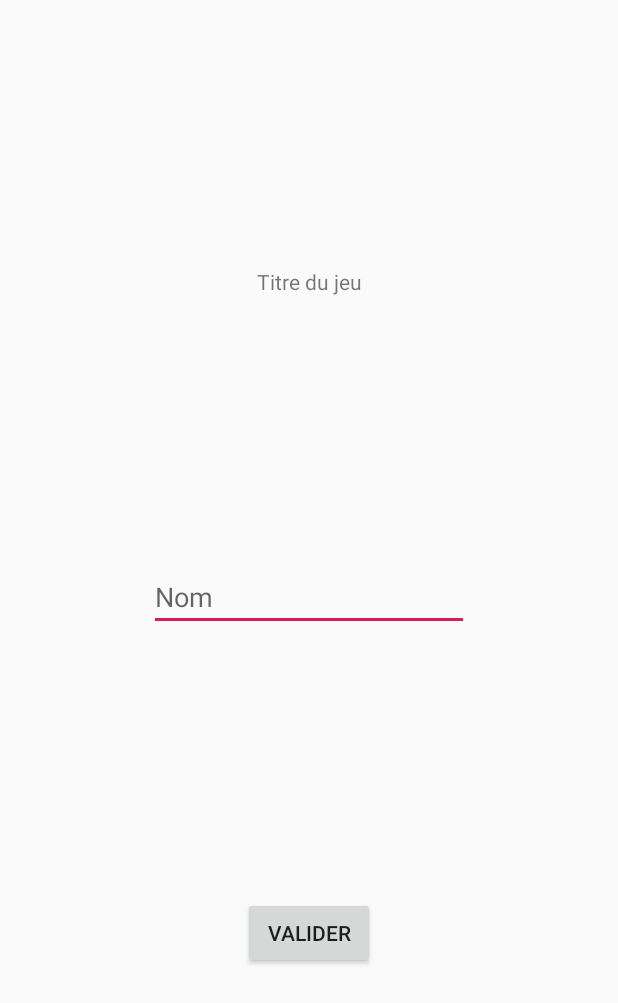
After one commit to Arkadamus/JeuDePiste, an Android app: the layout activity_login.xml on its own in the app's theme, with its tools: preview values and no code run, on a phone screen of 412 x 824 dp. The commit adds this screen. Shown: the top 1003 px of the screen. Run offline under Robolectric (Android 15) with nearby library versions, the phone set to English and light mode, and no system bars.

Commit message:
J'ai ajouté le login

```diff
--- a/app/src/main/java/com/example/testmap/MainActivity.java
+++ b/app/src/main/java/com/example/testmap/MainActivity.java
@@ -38,6 +38,7 @@ public class MainActivity extends AppCompatActivity implements LocationListener
     private LocationManager lm;
     private MapFragment mapFragment;
     private GoogleMap googleMap;
+    private String nom_joueur;
 
     ///Chargement et méthodes pour map
 
@@ -59,6 +60,8 @@ public class MainActivity extends AppCompatActivity implements LocationListener
             }
         });
 
+        nom_joueur=getIntent().getStringExtra("nom_du_joueur");
+        Toast.makeText(this,"Bonjour "+nom_joueur, Toast.LENGTH_LONG).show();
     }
 
     @Override
@@ -155,7 +158,7 @@ public class MainActivity extends AppCompatActivity implements LocationListener
         double longitude = location.getLongitude();
 
         //messagebox.show()
-        Toast.makeText(this,"Location : " + latitude + "/" + longitude, Toast.LENGTH_LONG).show();
+        //Toast.makeText(this,"Location : " + latitude + "/" + longitude, Toast.LENGTH_LONG).show();
         if(googleMap != null)
         {
             LatLng googleLocation = new LatLng(latitude,longitude);
--- /dev/null
+++ b/app/src/main/res/layout/activity_login.xml
@@ -0,0 +1,41 @@
+<?xml version="1.0" encoding="utf-8"?>
+<androidx.constraintlayout.widget.ConstraintLayout xmlns:android="http://schemas.android.com/apk/res/android"
+    xmlns:app="http://schemas.android.com/apk/res-auto"
+    xmlns:tools="http://schemas.android.com/tools"
+    android:layout_width="match_parent"
+    android:layout_height="match_parent"
+    tools:context=".LoginActivity">
+
+    <EditText
+        android:id="@+id/editText_nom"
+        android:layout_width="wrap_content"
+        android:layout_height="wrap_content"
+        android:ems="10"
+        android:hint="Nom"
+        android:inputType="textPersonName"
+        app:layout_constraintBottom_toTopOf="@+id/button"
+        app:layout_constraintEnd_toEndOf="parent"
+        app:layout_constraintStart_toStartOf="parent"
+        app:layout_constraintTop_toBottomOf="@+id/textView" />
+
+    <TextView
+        android:id="@+id/textView"
+        android:layout_width="wrap_content"
+        android:layout_height="wrap_content"
+        android:text="Titre du jeu"
+        app:layout_constraintBottom_toTopOf="@+id/editText_nom"
+        app:layout_constraintEnd_toEndOf="parent"
+        app:layout_constraintStart_toStartOf="parent"
+        app:layout_constraintTop_toTopOf="parent" />
+
+    <Button
+        android:id="@+id/button"
+        android:layout_width="wrap_content"
+        android:layout_height="wrap_content"
+        android:onClick="commencerJeu"
+        android:text="Valider"
+        app:layout_constraintBottom_toBottomOf="parent"
+        app:layout_constraintEnd_toEndOf="parent"
+        app:layout_constraintStart_toStartOf="parent"
+        app:layout_constraintTop_toBottomOf="@+id/editText_nom" />
+</androidx.constraintlayout.widget.ConstraintLayout>
```
Also changed, not shown: app/src/main/java/com/example/testmap/CameraActivity.java (added, +14 -0 lines), app/src/main/java/com/example/testmap/LoginActivity.java (added, +29 -0 lines), app/src/main/res/layout/activity_camera.xml (added, +9 -0 lines).
